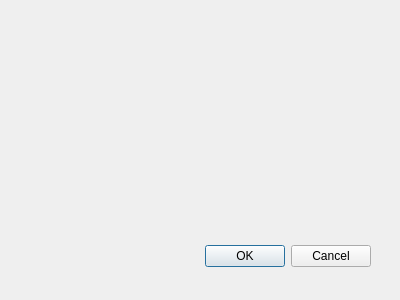
Before: the Qt Designer form GlobalKey/GKDialog.ui in frinkr/GlobalKey, drawn with Qt 5.
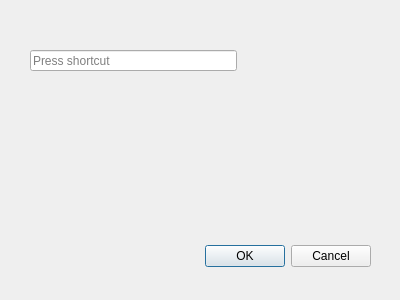
After: the same form once the commit is applied.

Diff of the .ui file:
```diff
--- a/GlobalKey/GKDialog.ui
+++ b/GlobalKey/GKDialog.ui
@@ -31,6 +31,16 @@
     <set>QDialogButtonBox::Cancel|QDialogButtonBox::Ok</set>
    </property>
   </widget>
+  <widget class="QKeySequenceEdit" name="hotkeySequenceEdit_1">
+   <property name="geometry">
+    <rect>
+     <x>30</x>
+     <y>50</y>
+     <width>207</width>
+     <height>21</height>
+    </rect>
+   </property>
+  </widget>
  </widget>
  <pixmapfunction/>
  <resources/>
```
Left out of the diff: 9 changed lines with no effect on the pictures.
